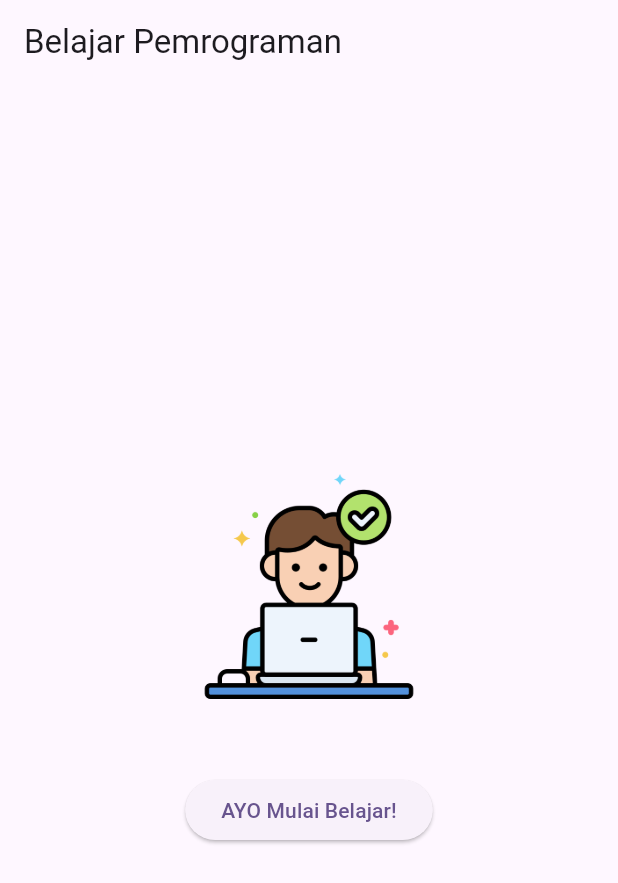
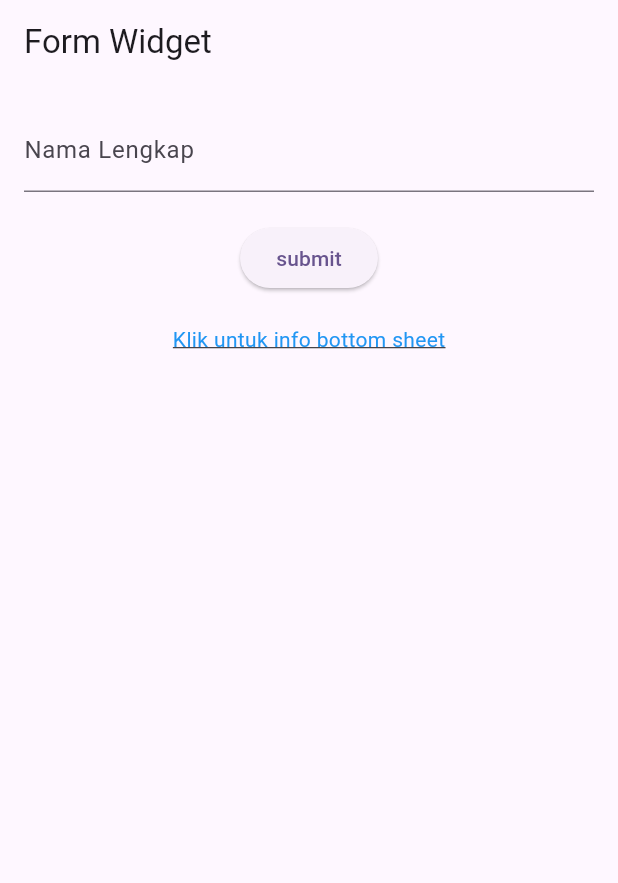
Before and after one commit to SuryaGymnastyar/prak-mobilelanjut-2417051011, a Flutter app: the screen it shows after launch, on a phone screen of 412 x 824 dp. Shown: the top 883 px of the screen. Run offline on Flutter 3.47's test engine with Material 3 defaults, Android fonts, the light colour scheme and no system bars.

Commit message:
Membuat form interaktif pertemuan 4

```diff
--- /dev/null
+++ b/lib/form_widget.dart
@@ -0,0 +1,67 @@
+import 'package:flutter/material.dart';
+
+class FormWidget extends StatefulWidget {
+  const FormWidget({ super.key });
+
+  @override
+  State<FormWidget> createState() => _FormWidgetState();
+}
+
+class _FormWidgetState extends State<FormWidget> {
+  final _formKey = GlobalKey<FormState>();
+  final TextEditingController _namaController = TextEditingController();
+
+  @override
+  Widget build(BuildContext context){
+    return Scaffold(
+      appBar: AppBar(title: const Text("Form Widget")),
+      body: Padding(
+        padding: const EdgeInsets.all(16.0),
+        child: Form(
+          key: _formKey,
+          child: Column(
+            children: [
+              TextFormField(
+                controller: _namaController,
+                decoration: const InputDecoration(labelText: 'Nama Lengkap'),
+                validator: (value) => value!.isEmpty ? 'Nama tidak boleh kosong' : null,
+              ),
+              SizedBox(height: 20),
+              ElevatedButton(onPressed: () {
+                if(_formKey.currentState!.validate()) {
+                  showDialog(context: context,
+                  builder: (context) => AlertDialog(
+                    title: const Text("Sukses"),
+                    content: Text("Halo ${_namaController.text}!"),
+                    actions: [
+                      TextButton(onPressed: () => Navigator.pop(context),
+                      child: const Text("OK"))
+                    ],
+                  )
+                  );
+                }
+              },
+              child: Text("submit"),
+              ),
+              SizedBox(height: 20),
+              GestureDetector(
+                onTap: () {
+                  showModalBottomSheet(context: context,
+                  builder: (context) => Padding(
+                    padding: const EdgeInsets.all(16.0),
+                    child: const Text("Ini adalah bottom sheet"),
+                    ),
+                  );
+                },
+                child: const Text("Klik untuk info bottom sheet", style: TextStyle(
+                  color: Colors.blue,
+                  decoration: TextDecoration.underline,
+                ),),
+              )
+            ],
+          )
+          ),
+        ),
+    );
+  }
+}
--- a/lib/main.dart
+++ b/lib/main.dart
@@ -1,7 +1,8 @@
 import 'package:flutter/material.dart';
 // import 'column_widget.dart';
 // import 'row_widget.dart';
-import 'first_widget.dart';
+// import 'first_widget.dart';
+import 'form_widget.dart';
 
 void main() {
   runApp(const MyApp());
@@ -20,7 +21,7 @@ class MyApp extends StatelessWidget {
         ), // ColorScheme.fromSeed
         useMaterial3: true,
       ), // ThemeData
-      home: const FirstWidget(),
+      home: const FormWidget(),
     ); // MaterialApp
   }
 }
```
